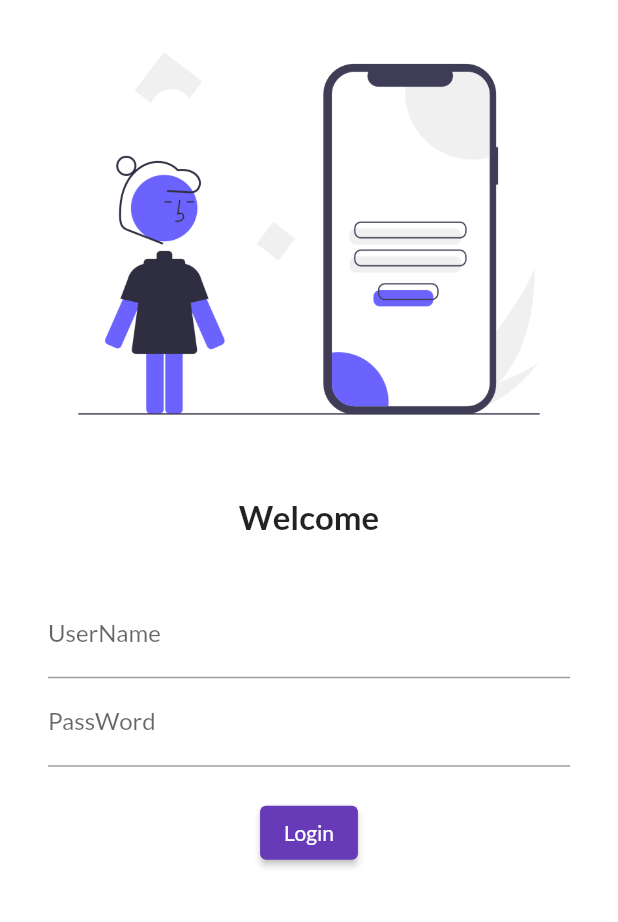
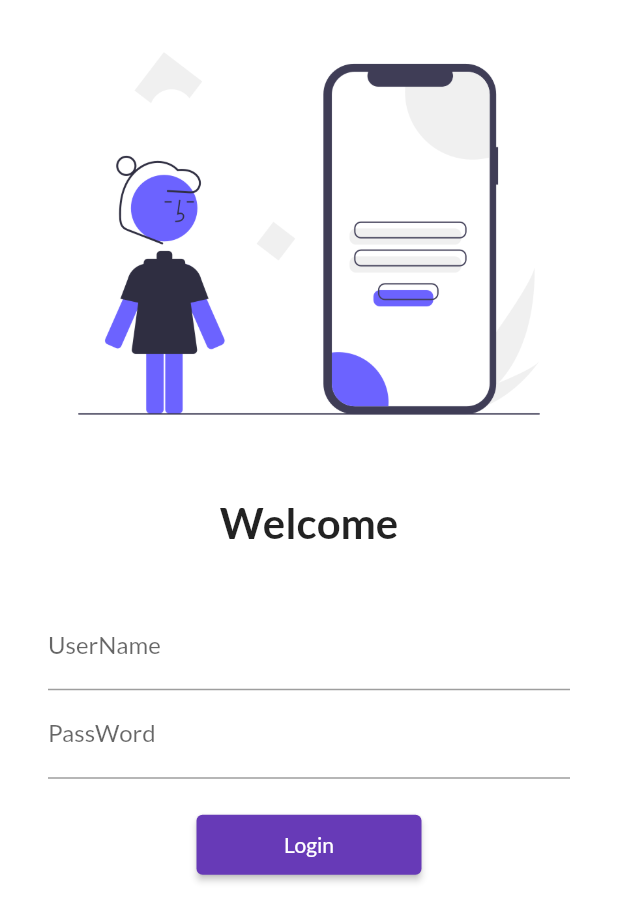
Before and after one commit to adityakaushik22/30DaysofFlutter, a Flutter app: the screen it shows after launch, on a phone screen of 412 x 824 dp. Shown: the top 922 px of the screen. Run offline on Flutter 3.47's test engine with Material 2 defaults, Android fonts, the phone set to English and light mode, and no system bars; our stand-ins replace google_fonts.

Commit message:
day 5 completed

```diff
--- a/lib/main.dart
+++ b/lib/main.dart
@@ -1,5 +1,6 @@
 import 'package:first_app/pages/home_page.dart';
 import 'package:first_app/pages/login_page.dart';
+import 'package:first_app/utils/routes.dart';
 import 'package:flutter/material.dart';
 import 'package:google_fonts/google_fonts.dart';
 
@@ -18,10 +19,12 @@ class Myapp extends StatelessWidget {
       theme: ThemeData(
           primarySwatch: Colors.deepPurple,
           fontFamily: GoogleFonts.lato().fontFamily),
+      // debugShowCheckedModeBanner: false,
       darkTheme: ThemeData(brightness: Brightness.dark),
       routes: {
         "/": (context) => Loginpage(),
-        "/login": (context) => Loginpage()
+        MyRoutes.homeRoute: (context) => Homepage(),
+        MyRoutes.loginRoute: (context) => Loginpage()
       },
     );
   }
--- a/lib/pages/login_page.dart
+++ b/lib/pages/login_page.dart
@@ -1,3 +1,4 @@
+import 'package:first_app/utils/routes.dart';
 import 'package:flutter/material.dart';
 
 class Loginpage extends StatelessWidget {
@@ -7,6 +8,7 @@ class Loginpage extends StatelessWidget {
   Widget build(BuildContext context) {
     return Material(
         color: Colors.white,
+        child: SingleChildScrollView(
           child: Column(
             children: [
               Image.asset(
@@ -18,14 +20,14 @@ class Loginpage extends StatelessWidget {
               ),
               Text(
                 "Welcome",
-              style: TextStyle(fontSize: 22, fontWeight: FontWeight.bold),
+                style: TextStyle(fontSize: 28, fontWeight: FontWeight.bold),
               ),
               SizedBox(
                 height: 20.0,
               ),
               Padding(
-              padding:
-                  const EdgeInsets.symmetric(vertical: 16.0, horizontal: 32.0),
+                padding: const EdgeInsets.symmetric(
+                    vertical: 16.0, horizontal: 32.0),
                 child: Column(
                   children: [
                     TextFormField(
@@ -46,16 +48,19 @@ class Loginpage extends StatelessWidget {
                     ),
                     ElevatedButton(
                       onPressed: () {
-                        print("Aditya Kaushik");
+                        Navigator.pushNamed(context, MyRoutes.homeRoute);
                       },
                       child: Text(
                         "Login",
                         style: TextStyle(color: Colors.white),
-                      ))
+                      ),
+                      style: TextButton.styleFrom(minimumSize: Size(150, 40)),
+                    ),
                   ],
                 ),
               )
             ],
+          ),
         ));
   }
 }
--- /dev/null
+++ b/lib/utils/routes.dart
@@ -0,0 +1,4 @@
+class MyRoutes {
+  static String loginRoute = "/login";
+  static String homeRoute = "/home";
+}
```
Lines whose indentation alone changed are shown as unchanged.
